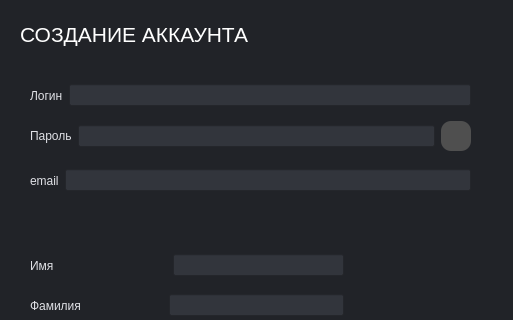
k0swel/mpu_project, file ui/reg_form.ui: the form before one commit; both pictures show x 0 to 513 and y 0 to 320 of the 513 by 462 pixel window.
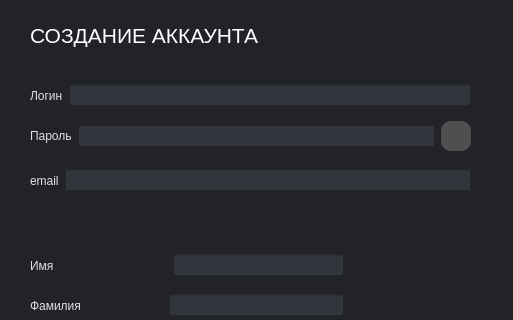
The form after the commit. Icons and pictures are not drawn.

```diff
--- a/ui/reg_form.ui
+++ b/ui/reg_form.ui
@@ -16,33 +16,6 @@
   <property name="styleSheet">
    <string notr="true">background-color: rgb(33, 35, 40);</string>
   </property>
-  <widget class="QLabel" name="label">
-   <property name="geometry">
-    <rect>
-     <x>20</x>
-     <y>20</y>
-     <width>231</width>
-     <height>28</height>
-    </rect>
-   </property>
-   <property name="font">
-    <font>
-     <pointsize>16</pointsize>
-    </font>
-   </property>
-   <property name="layoutDirection">
-    <enum>Qt::LayoutDirection::LeftToRight</enum>
-   </property>
-   <property name="styleSheet">
-    <string notr="true">color: rgb(255, 255, 255);</string>
-   </property>
-   <property name="text">
-    <string>СОЗДАНИЕ АККАУНТА</string>
-   </property>
-   <property name="alignment">
-    <set>Qt::AlignmentFlag::AlignLeading|Qt::AlignmentFlag::AlignLeft|Qt::AlignmentFlag::AlignVCenter</set>
-   </property>
-  </widget>
   <widget class="QPushButton" name="pushButton_reg">
    <property name="geometry">
     <rect>
@@ -305,9 +278,9 @@
    <property name="geometry">
     <rect>
      <x>30</x>
-     <y>80</y>
+     <y>70</y>
      <width>441</width>
-     <height>31</height>
+     <height>51</height>
     </rect>
    </property>
    <layout class="QHBoxLayout" name="horizontalLayout_2">
@@ -655,6 +628,62 @@
     </item>
    </layout>
   </widget>
+  <widget class="QWidget" name="horizontalLayoutWidget_4">
+   <property name="geometry">
+    <rect>
+     <x>30</x>
+     <y>10</y>
+     <width>471</width>
+     <height>51</height>
+    </rect>
+   </property>
+   <layout class="QHBoxLayout" name="horizontalLayout_5">
+    <item>
+     <widget class="QLabel" name="label">
+      <property name="font">
+       <font>
+        <pointsize>16</pointsize>
+       </font>
+      </property>
+      <property name="layoutDirection">
+       <enum>Qt::LayoutDirection::LeftToRight</enum>
+      </property>
+      <property name="styleSheet">
+       <string notr="true">color: rgb(255, 255, 255);</string>
+      </property>
+      <property name="text">
+       <string>СОЗДАНИЕ АККАУНТА</string>
+      </property>
+      <property name="alignment">
+       <set>Qt::AlignmentFlag::AlignLeading|Qt::AlignmentFlag::AlignLeft|Qt::AlignmentFlag::AlignVCenter</set>
+      </property>
+     </widget>
+    </item>
+    <item>
+     <spacer name="horizontalSpacer_7">
+      <property name="orientation">
+       <enum>Qt::Orientation::Horizontal</enum>
+      </property>
+      <property name="sizeHint" stdset="0">
+       <size>
+        <width>40</width>
+        <height>20</height>
+       </size>
+      </property>
+     </spacer>
+    </item>
+    <item>
+     <widget class="QLabel" name="label_logo">
+      <property name="text">
+       <string/>
+      </property>
+      <property name="pixmap">
+       <pixmap resource="../resources/recources.qrc">:/logo/C:/Users/k0swel/Downloads/mpu_logo.png</pixmap>
+      </property>
+     </widget>
+    </item>
+   </layout>
+  </widget>
  </widget>
  <resources/>
  <connections/>
```
Left out of the diff: 4 changed lines with no effect on the pictures.
